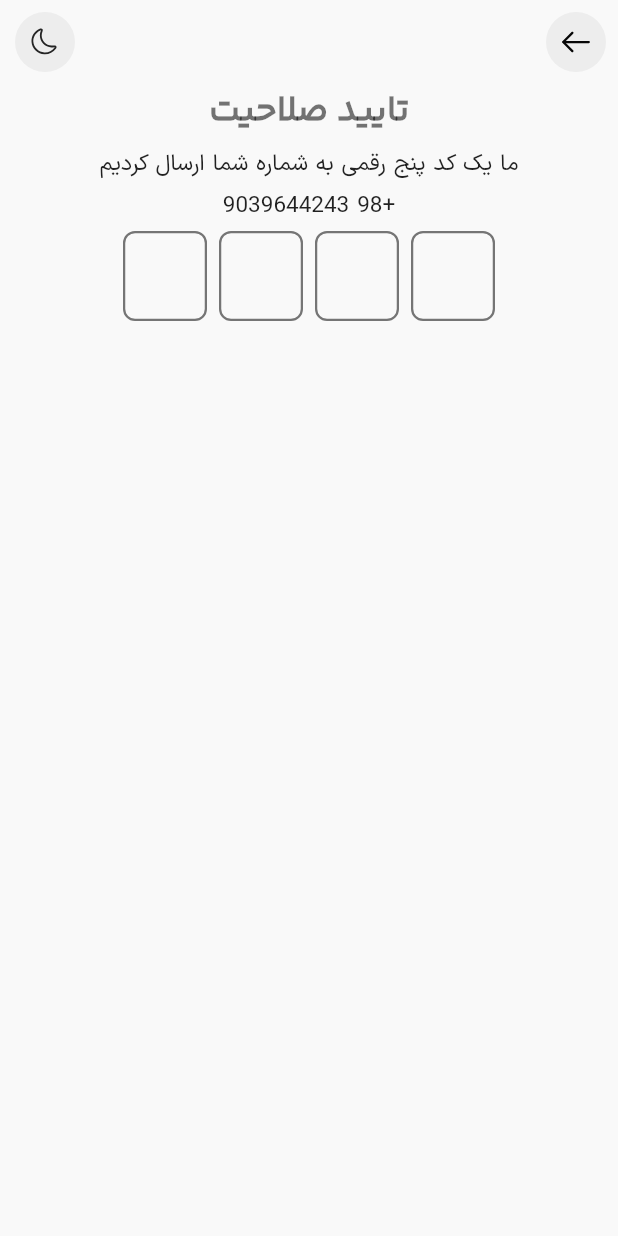
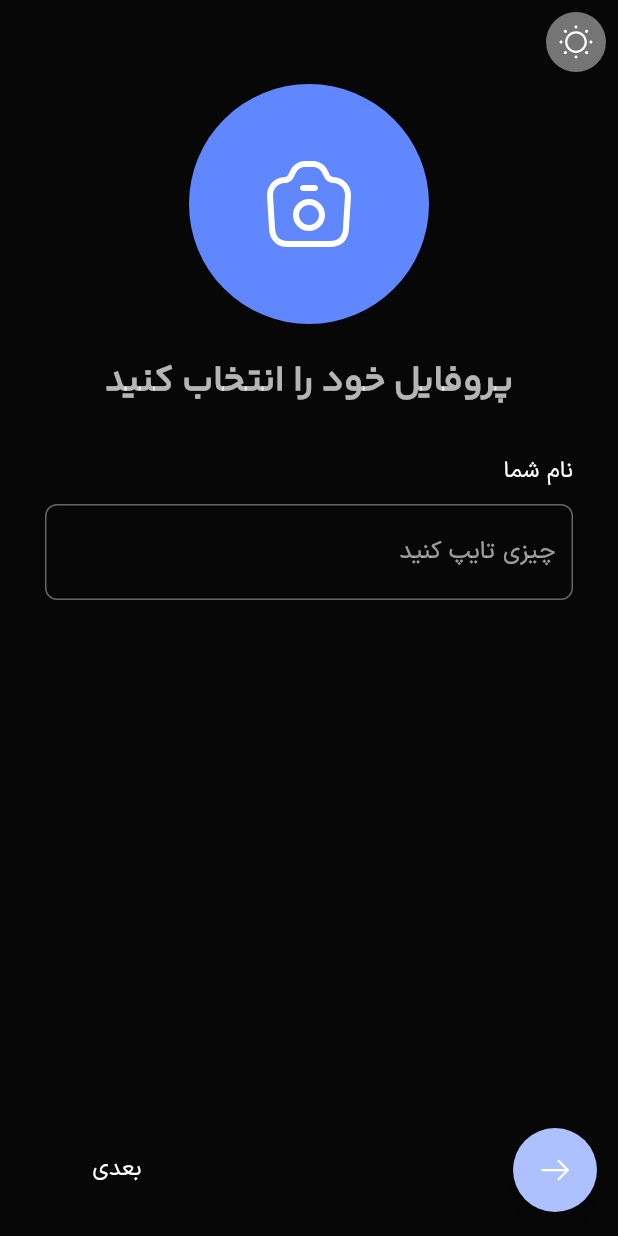
Before and after one commit to Abolfazl-MI/deltangi, a Flutter app: the screen it shows after launch, on a phone screen of 412 x 824 dp. Run offline on Flutter 3.47's test engine with Material 2 defaults, Android fonts, the light colour scheme and no system bars; drawn by our look-alikes of pinput; our stand-ins replace flutter_svg, get, intl_phone_field, styled_text.

Commit message:
added complete profile screen

```diff
--- a/lib/controllers/language_controller.dart
+++ b/lib/controllers/language_controller.dart
@@ -15,6 +15,10 @@ class LanguageConstant {
   static const String invalidPhone = 'invalid_phone_number';
   static const String verification = 'verification';
   static const String weHaveSentCode = 'we_have_sent_code';
+  static const String choiceYourProfile = 'choice_your_profile';
+  static const String yourName = 'your_name';
+  static const String typeSomeThing = 'type_something';
+  static const String skip = 'بعدی';
 }
 
 class Language extends Translations {
@@ -36,7 +40,12 @@ class Language extends Translations {
           LanguageConstant.examplePhoneNumber: '۰۹۰۲۶۵۹۰۵۱۴',
           LanguageConstant.invalidPhone: 'شماره تلفن وارد شده صحیح نمیباشد',
           LanguageConstant.verification: 'تایید صلاحیت',
-          LanguageConstant.weHaveSentCode:"ما یک کد پنج رقمی به شماره شما ارسال کردیم",
+          LanguageConstant.weHaveSentCode:
+              "ما یک کد پنج رقمی به شماره شما ارسال کردیم",
+          LanguageConstant.choiceYourProfile: 'پروفایل خود را انتخاب کنید',
+          LanguageConstant.yourName: 'نام‌ شما',
+          LanguageConstant.typeSomeThing: 'چیزی تایپ کنید',
+          LanguageConstant.skip:"بعدی"
         },
         "en_US": {
           LanguageConstant.shareYourFelling:
@@ -53,7 +62,12 @@ class Language extends Translations {
           LanguageConstant.examplePhoneNumber: '0903964423246',
           LanguageConstant.invalidPhone: 'Invalid phone number',
           LanguageConstant.verification: 'Verification',
-          LanguageConstant.weHaveSentCode:'We\'ve sent activision code to your phone'
+          LanguageConstant.weHaveSentCode:
+              'We\'ve sent activision code to your phone',
+          LanguageConstant.choiceYourProfile: 'Choice your profile',
+          LanguageConstant.yourName: 'your name:',
+          LanguageConstant.typeSomeThing: 'type something...',
+          LanguageConstant.skip:'skip'
         },
       };
 }
--- a/lib/gen/assets.gen.dart
+++ b/lib/gen/assets.gen.dart
@@ -17,6 +17,9 @@ class $AssetsIconsGen {
 
   /// File path: assets/icons/arrow-left.svg
   String get arrowLeft => 'assets/icons/arrow-left.svg';
+
+  /// File path: assets/icons/camera.svg
+  String get camera => 'assets/icons/camera.svg';
 
   /// File path: assets/icons/chat.svg
   String get chat => 'assets/icons/chat.svg';
@@ -40,6 +43,7 @@ class $AssetsIconsGen {
   List<String> get values => [
         arrowForward,
         arrowLeft,
+        camera,
         chat,
         googleIcon,
         leftArrowSmall,
--- a/lib/main.dart
+++ b/lib/main.dart
@@ -29,10 +29,10 @@ class MyApp extends StatelessWidget {
       title: 'Deltangi',
       theme: AppThemeManager.lightMode,
       darkTheme: AppThemeManager.darkMode,
-      themeMode: ThemeMode.light,
+      themeMode: ThemeMode.dark,
       translations: Language(),
       getPages: AppRouter.pages,
-      initialRoute: AppRouteNames.verifyCodeScreen,
+      initialRoute: AppRouteNames.completeProfileScreen,
       locale: Locale('fa', 'IR'),
       fallbackLocale: Locale('en', 'US'),
     );
--- a/lib/views/router/route_names.dart
+++ b/lib/views/router/route_names.dart
@@ -3,5 +3,6 @@ class AppRouteNames {
   static const String splashScreen = '/splashScreen';
   static const String homeScreen = '/';
   static const String phoneNumberScreen = '/phoneNumberScreen';
-  static const String verifyCodeScreen='/verifyScreen';
+  static const String verifyCodeScreen = '/verifyScreen';
+  static const String completeProfileScreen = '/completeProfileScreen';
 }
--- a/lib/views/router/router.dart
+++ b/lib/views/router/router.dart
@@ -1,4 +1,5 @@
 import 'package:deltangi/views/router/route_names.dart';
+import 'package:deltangi/views/screens/complete_profile/complete_profile_screen.dart';
 import 'package:deltangi/views/screens/introduction/intro_screen.dart';
 import 'package:deltangi/views/screens/phone_number_screen/phone_number_screen.dart';
 import 'package:deltangi/views/screens/verifycode/verify_cdoe_screen.dart';
@@ -15,6 +16,11 @@ class AppRouter {
       page: () => PhoneNumberScreen(),
     ),
     GetPage(
-        name: AppRouteNames.verifyCodeScreen, page: () => VerifyCodeScreen())
+      name: AppRouteNames.verifyCodeScreen,
+      page: () => VerifyCodeScreen(),
+    ),
+    GetPage(
+        name: AppRouteNames.completeProfileScreen,
+        page: () => CompleteProfileScreen())
   ];
 }
--- /dev/null
+++ b/lib/views/screens/complete_profile/complete_profile_screen.dart
@@ -0,0 +1,104 @@
+import 'package:deltangi/controllers/language_controller.dart';
+import 'package:deltangi/gen/assets.gen.dart';
+import 'package:deltangi/views/constants/my_colors.dart';
+import 'package:deltangi/views/widgets/icon_button_background.dart';
+import 'package:flutter/material.dart';
+import 'package:flutter_svg/flutter_svg.dart';
+import 'package:get/get.dart';
+
+class CompleteProfileScreen extends StatelessWidget {
+  const CompleteProfileScreen({super.key});
+  bool get _isDarkMode => Get.isDarkMode;
+  @override
+  Widget build(BuildContext context) {
+    TextTheme textTheme = Theme.of(context).textTheme;
+    return Scaffold(
+      floatingActionButton: Padding(
+        padding: EdgeInsets.symmetric(horizontal: 30),
+        child: Row(
+          mainAxisAlignment: MainAxisAlignment.spaceBetween,
+          children: [
+            FloatingActionButton(
+              onPressed: () {},
+              child: SvgPicture.asset(Assets.icons.arrowForward),
+            ),
+            TextButton(
+                onPressed: () {},
+                child: Text(
+                  LanguageConstant.skip,
+                  style: textTheme.bodyMedium!.copyWith(fontSize: 15),
+                )),
+          ],
+        ),
+      ),
+      appBar: AppBar(
+        backgroundColor: Colors.transparent,
+        elevation: 0,
+        leading: Padding(
+          padding: EdgeInsets.all(8),
+          child: CircleIconButton(
+              iconPath: _isDarkMode
+                  ? Assets.icons.sunOutline
+                  : Assets.icons.moonoutline,
+              onTap: () {}),
+        ),
+      ),
+      body: Column(
+        children: [
+          Center(
+            child: CircleAvatar(
+              // TODO number3
+              radius: 80,
+              backgroundColor: _isDarkMode
+                  ? MyColors.kPrimaryDarkColor
+                  : MyColors.kPrimaryDarkColor,
+              child: Transform.scale(
+                  scale: 2,
+                  child: SvgPicture.asset(
+                    Assets.icons.camera,
+                  )),
+            ),
+          ),
+          SizedBox(
+            height: 20,
+          ),
+          Center(
+            child: Text(
+              LanguageConstant.choiceYourProfile.tr,
+              style: textTheme.headlineLarge,
+            ),
+          ),
+          SizedBox(
+            height: 30,
+          ),
+          Column(
+            crossAxisAlignment: CrossAxisAlignment.start,
+            children: [
+              Padding(
+                padding: const EdgeInsets.symmetric(horizontal: 30),
+                child: Text(
+                  LanguageConstant.yourName.tr,
+                  style: textTheme.bodyLarge!.copyWith(fontSize: 15),
+                ),
+              ),
+              SizedBox(
+                height: 10,
+              ),
+              Padding(
+                padding: const EdgeInsets.symmetric(horizontal: 30),
+                child: TextFormField(
+                  decoration: InputDecoration(
+                    hintText: LanguageConstant.typeSomeThing.tr,
+                    border: OutlineInputBorder(
+                      borderRadius: BorderRadius.circular(8),
+                    ),
+                  ),
+                ),
+              )
+            ],
+          )
+        ],
+      ),
+    );
+  }
+}
```
Also changed, not shown: assets/icons/camera.svg (added).
